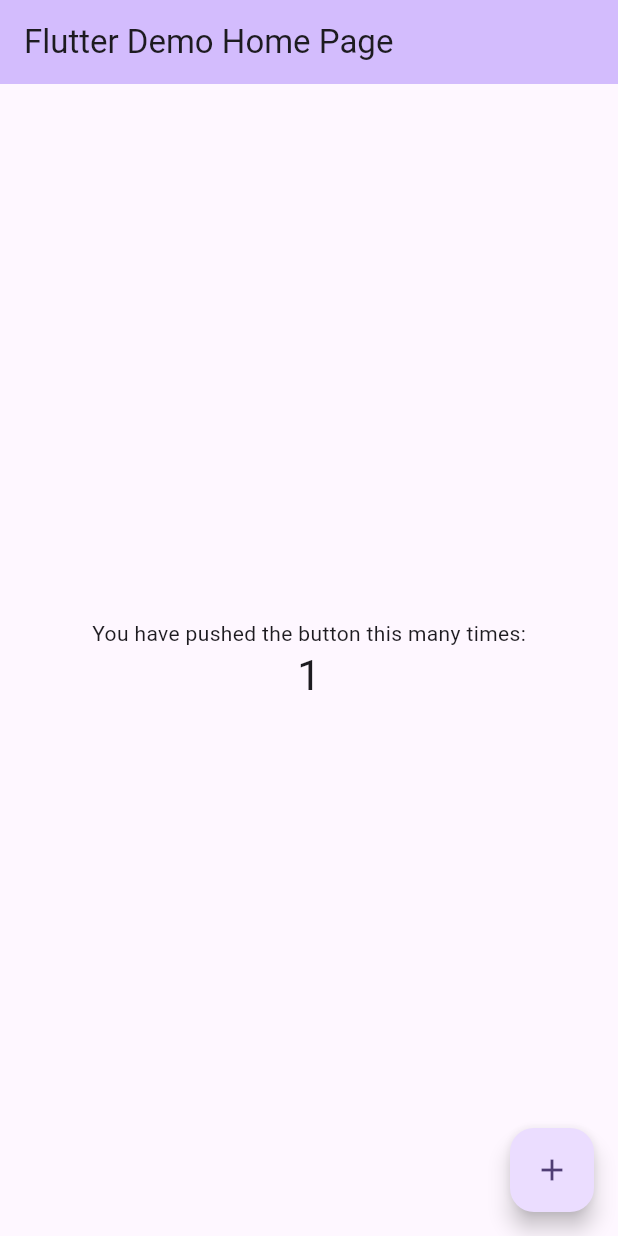
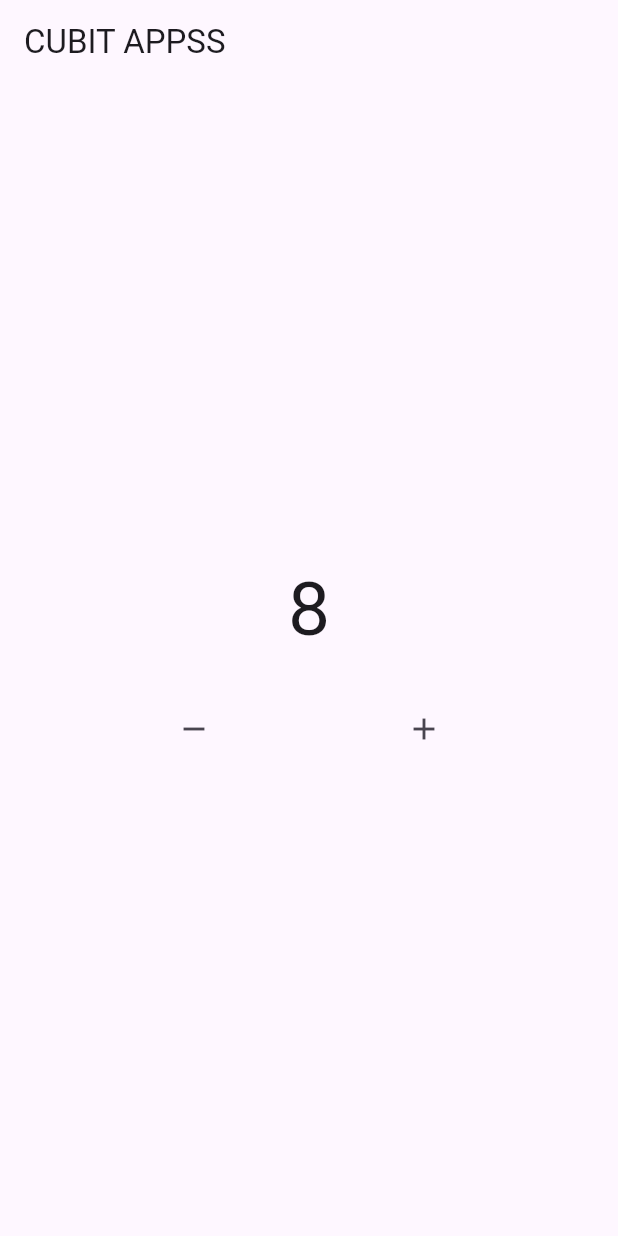
Before and after one commit to salim-maula/State-BLOC-, a Flutter app: the screen it shows after launch, after a tap on the "add" icon, on a phone screen of 412 x 824 dp. Run offline on Flutter 3.47's test engine with Material 3 defaults, Android fonts, the phone set to English and light mode, and no system bars; our stand-ins replace bloc.

```diff
--- a/lib/main.dart
+++ b/lib/main.dart
@@ -1,3 +1,4 @@
+import 'package:bloc/bloc.dart';
 import 'package:flutter/material.dart';
 
 void main() {
@@ -10,59 +11,68 @@ class MyApp extends StatelessWidget {
   @override
   Widget build(BuildContext context) {
     return MaterialApp(
-      title: 'Flutter Demo',
-      theme: ThemeData(
-        colorScheme: ColorScheme.fromSeed(seedColor: Colors.deepPurple),
-        useMaterial3: true,
-      ),
-      home: const MyHomePage(title: 'Flutter Demo Home Page'),
+      home: HomePage(),
     );
   }
 }
 
-class MyHomePage extends StatefulWidget {
-  const MyHomePage({super.key, required this.title});
+class HomePage extends StatelessWidget {
+  HomePage({super.key});
 
-  final String title;
-
-  @override
-  State<MyHomePage> createState() => _MyHomePageState();
-}
-
-class _MyHomePageState extends State<MyHomePage> {
-  int _counter = 0;
-
-  void _incrementCounter() {
-    setState(() {
-      _counter++;
-    });
+  Stream<int> countStream() async* {
+    for (var i = 0; i <= 10; i++) {
+      await Future.delayed(const Duration(seconds: 1));
+      yield i;
+    }
   }
 
   @override
   Widget build(BuildContext context) {
+    print("REBUILD");
     return Scaffold(
       appBar: AppBar(
-        backgroundColor: Theme.of(context).colorScheme.inversePrimary,
-        title: Text(widget.title),
+        title: const Text("CUBIT APPSS"),
       ),
-      body: Center(
-        child: Column(
-          mainAxisAlignment: MainAxisAlignment.center,
-          children: <Widget>[
-            const Text(
-              'You have pushed the button this many times:',
-            ),
-            Text(
-              '$_counter',
-              style: Theme.of(context).textTheme.headlineMedium,
-            ),
-          ],
-        ),
-      ),
-      floatingActionButton: FloatingActionButton(
-        onPressed: _incrementCounter,
-        tooltip: 'Increment',
-        child: const Icon(Icons.add),
+      body: Column(
+        mainAxisAlignment: MainAxisAlignment.center,
+        children: [
+          StreamBuilder(
+            stream: countStream(),
+            builder: (context, snapshot) {
+              if (snapshot.connectionState == ConnectionState.waiting) {
+                return const Center(
+                  child: Text(
+                    "Loading",
+                    style: TextStyle(fontSize: 50),
+                  ),
+                );
+              } else {
+                return Center(
+                  child: Text(
+                    '${snapshot.data}',
+                    style: TextStyle(fontSize: 50),
+                  ),
+                );
+              }
+            },
+          ),
+          const SizedBox(
+            height: 20,
+          ),
+          Row(
+            mainAxisAlignment: MainAxisAlignment.spaceEvenly,
+            children: [
+              IconButton(
+                onPressed: () {},
+                icon: const Icon(Icons.remove),
+              ),
+              IconButton(
+                onPressed: () {},
+                icon: const Icon(Icons.add),
+              ),
+            ],
+          )
+        ],
       ),
     );
   }
```
Also changed, not shown: pubspec.yaml (+5 -12 lines), pubspec.lock, 3 other files.
